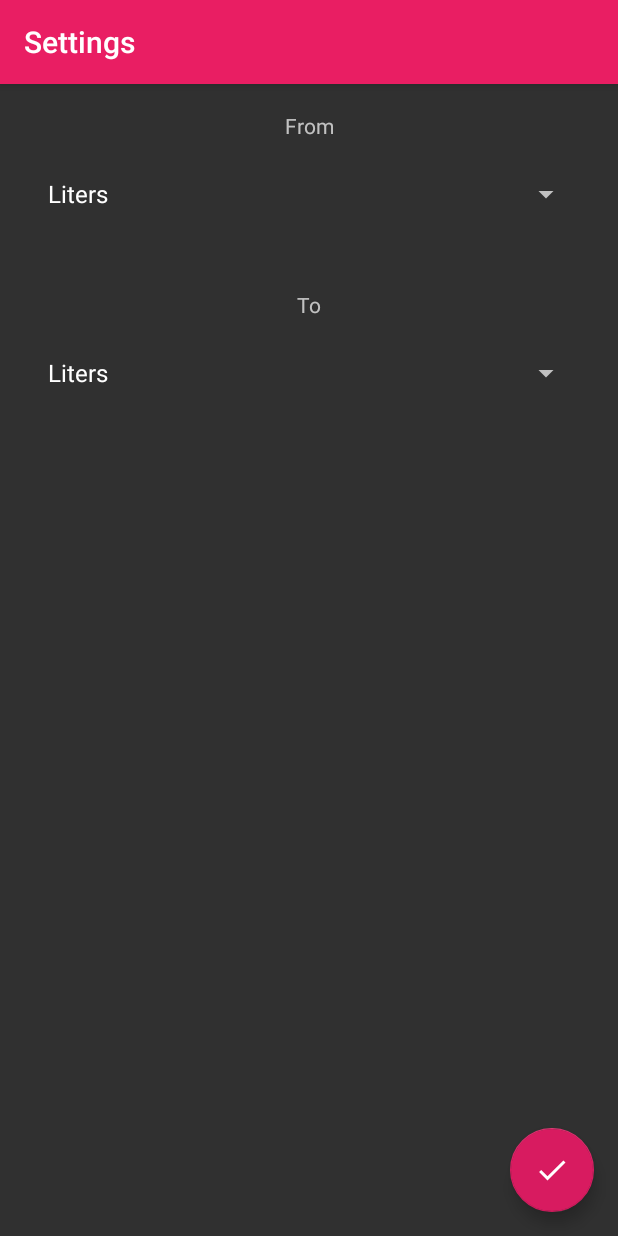
After one commit to Ockerse/CIS357-Homework-5, an Android app: the SettingsActivity screen opened directly, with no data from a screen before it, on a phone screen of 412 x 824 dp. The commit adds this screen. Run offline under Robolectric (Android 15) with nearby library versions, the phone set to English and light mode, and no system bars.

Commit message:
Settings Screen and other changes

```diff
--- a/app/build.gradle
+++ b/app/build.gradle
@@ -10,6 +10,9 @@ android {
         versionCode 1
         versionName "1.0"
         testInstrumentationRunner "androidx.test.runner.AndroidJUnitRunner"
+        vectorDrawables {
+            useSupportLibrary true
+        }
     }
     buildTypes {
         release {
@@ -29,6 +32,7 @@ dependencies {
     implementation 'androidx.legacy:legacy-support-v4:1.0.0'
     implementation 'androidx.appcompat:appcompat:1.1.0'
     implementation 'androidx.constraintlayout:constraintlayout:1.1.3'
+    implementation 'com.google.android.material:material:1.0.0'
     testImplementation 'junit:junit:4.12'
     androidTestImplementation 'androidx.test.ext:junit:1.1.0'
     androidTestImplementation 'androidx.test.espresso:espresso-core:3.2.0'
--- a/app/src/main/AndroidManifest.xml
+++ b/app/src/main/AndroidManifest.xml
@@ -9,6 +9,10 @@
         android:roundIcon="@mipmap/ic_launcher_round"
         android:supportsRtl="true"
         android:theme="@style/AppTheme">
+        <activity
+            android:name=".SettingsActivity"
+            android:label="@string/title_activity_settings"
+            android:theme="@style/AppTheme.NoActionBar"></activity>
         <activity android:name=".MainActivity">
             <intent-filter>
                 <action android:name="android.intent.action.MAIN" />
--- /dev/null
+++ b/app/src/main/java/com/example/conversioncalculator/SettingsActivity.java
@@ -0,0 +1,97 @@
+package com.example.conversioncalculator;
+
+import android.content.Intent;
+import android.os.Bundle;
+
+import com.google.android.material.floatingactionbutton.FloatingActionButton;
+import com.google.android.material.snackbar.Snackbar;
+
+import androidx.appcompat.app.AppCompatActivity;
+import androidx.appcompat.widget.Toolbar;
+
+import android.view.View;
+import android.widget.AdapterView;
+import android.widget.ArrayAdapter;
+import android.widget.Spinner;
+import android.widget.TextView;
+
+import static com.example.conversioncalculator.MainActivity.mode;
+
+public class SettingsActivity extends AppCompatActivity {
+    public static final int VICE_SELECTION = 1;
+    public String toSelection = "";
+    public String fromSelection = "";
+
+    @Override
+    protected void onCreate(Bundle savedInstanceState) {
+        super.onCreate(savedInstanceState);
+        setContentView(R.layout.activity_settings);
+        Toolbar toolbar = findViewById(R.id.toolbar);
+        setSupportActionBar(toolbar);
+
+        FloatingActionButton fab = findViewById(R.id.fab);
+        fab.setOnClickListener(new View.OnClickListener() {
+            @Override
+            public void onClick(View view) {
+                Intent intent = new Intent();
+                intent.putExtra("to", toSelection);
+                intent.putExtra("from", fromSelection);
+                setResult(MainActivity.VICE_SELECTION, intent);
+
+                finish();
+            }
+        });
+
+        Spinner fromSpinner = (Spinner) findViewById(R.id.settings_from);
+        Spinner toSpinner = (Spinner) findViewById(R.id.settings_to);
+        ArrayAdapter<CharSequence> adapter;
+
+        if(mode == 0) {
+            adapter = ArrayAdapter.createFromResource(this, R.array.length_units, android.R.layout.simple_spinner_item);
+        }
+        else {
+            adapter = ArrayAdapter.createFromResource(this, R.array.volume_units, android.R.layout.simple_spinner_item);
+        }
+
+        adapter.setDropDownViewResource(android.R.layout.simple_dropdown_item_1line);
+
+        toSpinner.setAdapter(adapter);
+        fromSpinner.setAdapter(adapter);
+
+        fromSpinner.setOnItemSelectedListener(new AdapterView.OnItemSelectedListener() {
+            @Override
+            public void onItemSelected(AdapterView<?> parent, View view, int position, long id) {
+               fromSelection = (String) parent.getItemAtPosition(position);
+            }
+
+            @Override
+            public void onNothingSelected(AdapterView<?> parent) {
+
+            }
+        });
+
+        toSpinner.setOnItemSelectedListener(new AdapterView.OnItemSelectedListener() {
+            @Override
+            public void onItemSelected(AdapterView<?> parent, View view, int position, long id) {
+                toSelection = (String) parent.getItemAtPosition(position);
+            }
+
+            @Override
+            public void onNothingSelected(AdapterView<?> parent) {
+
+            }
+        });
+
+
+    }
+
+    @Override
+    protected void onActivityResult(int requestCode, int resultCode, Intent data) {
+        super.onActivityResult(requestCode, resultCode, data);
+        if (requestCode == VICE_SELECTION) {
+            toSelection = (data.getStringExtra("to"));
+            fromSelection = (data.getStringExtra("from"));
+        }
+    }
+
+}
--- /dev/null
+++ b/app/src/main/res/drawable/ic_done_black_24dp.xml
@@ -0,0 +1,5 @@
+<vector android:height="24dp" android:tint="#FFFFFF"
+    android:viewportHeight="24.0" android:viewportWidth="24.0"
+    android:width="24dp" xmlns:android="http://schemas.android.com/apk/res/android">
+    <path android:fillColor="#FF000000" android:pathData="M9,16.2L4.8,12l-1.4,1.4L9,19 21,7l-1.4,-1.4L9,16.2z"/>
+</vector>
--- /dev/null
+++ b/app/src/main/res/layout/activity_settings.xml
@@ -0,0 +1,35 @@
+<?xml version="1.0" encoding="utf-8"?>
+<androidx.coordinatorlayout.widget.CoordinatorLayout xmlns:android="http://schemas.android.com/apk/res/android"
+    xmlns:app="http://schemas.android.com/apk/res-auto"
+    xmlns:tools="http://schemas.android.com/tools"
+    android:layout_width="match_parent"
+    android:layout_height="match_parent"
+    tools:context=".SettingsActivity">
+
+    <com.google.android.material.appbar.AppBarLayout
+        android:layout_width="match_parent"
+        android:layout_height="wrap_content"
+        android:background="#E91E63"
+        android:theme="@style/AppTheme.AppBarOverlay">
+
+        <androidx.appcompat.widget.Toolbar
+            android:id="@+id/toolbar"
+            android:layout_width="match_parent"
+            android:layout_height="?attr/actionBarSize"
+            android:background="#E91E63"
+            app:popupTheme="@style/AppTheme.PopupOverlay"
+            app:title="@string/settings_name" />
+
+    </com.google.android.material.appbar.AppBarLayout>
+
+    <include layout="@layout/content_settings" />
+
+    <com.google.android.material.floatingactionbutton.FloatingActionButton
+        android:id="@+id/fab"
+        android:layout_width="wrap_content"
+        android:layout_height="wrap_content"
+        android:layout_gravity="bottom|end"
+        android:layout_margin="@dimen/fab_margin"
+        app:srcCompat="@drawable/ic_done_black_24dp" />
+
+</androidx.coordinatorlayout.widget.CoordinatorLayout>
--- /dev/null
+++ b/app/src/main/res/layout/content_settings.xml
@@ -0,0 +1,57 @@
+<?xml version="1.0" encoding="utf-8"?>
+<androidx.constraintlayout.widget.ConstraintLayout xmlns:android="http://schemas.android.com/apk/res/android"
+    xmlns:app="http://schemas.android.com/apk/res-auto"
+    xmlns:tools="http://schemas.android.com/tools"
+    android:layout_width="match_parent"
+    android:layout_height="match_parent"
+    app:layout_behavior="@string/appbar_scrolling_view_behavior"
+    tools:context=".SettingsActivity"
+    tools:showIn="@layout/activity_settings">
+
+    <TextView
+        android:id="@+id/textView"
+        android:layout_width="wrap_content"
+        android:layout_height="wrap_content"
+        android:layout_marginTop="18dp"
+        android:layout_marginBottom="24dp"
+        android:text="@string/from_label"
+        app:layout_constraintBottom_toTopOf="@+id/settings_from"
+        app:layout_constraintEnd_toEndOf="parent"
+        app:layout_constraintStart_toStartOf="parent"
+        app:layout_constraintTop_toTopOf="parent" />
+
+    <Spinner
+        android:id="@+id/settings_from"
+        android:layout_width="0dp"
+        android:layout_height="wrap_content"
+        android:layout_marginStart="24dp"
+        android:layout_marginEnd="24dp"
+        android:layout_marginBottom="36dp"
+        app:layout_constraintBottom_toTopOf="@+id/textView2"
+        app:layout_constraintEnd_toEndOf="parent"
+        app:layout_constraintStart_toStartOf="parent"
+        app:layout_constraintTop_toBottomOf="@+id/textView" />
+
+    <TextView
+        android:id="@+id/textView2"
+        android:layout_width="wrap_content"
+        android:layout_height="wrap_content"
+        android:layout_marginTop="16dp"
+        android:layout_marginBottom="24dp"
+        android:text="@string/to_label"
+        app:layout_constraintBottom_toTopOf="@+id/settings_to"
+        app:layout_constraintEnd_toEndOf="parent"
+        app:layout_constraintStart_toStartOf="parent"
+        app:layout_constraintTop_toBottomOf="@+id/settings_from" />
+
+    <Spinner
+        android:id="@+id/settings_to"
+        android:layout_width="0dp"
+        android:layout_height="wrap_content"
+        android:layout_marginStart="24dp"
+        android:layout_marginTop="24dp"
+        android:layout_marginEnd="24dp"
+        app:layout_constraintEnd_toEndOf="parent"
+        app:layout_constraintStart_toStartOf="parent"
+        app:layout_constraintTop_toBottomOf="@+id/textView2" />
+</androidx.constraintlayout.widget.ConstraintLayout>
--- /dev/null
+++ b/app/src/main/res/values/dimens.xml
@@ -0,0 +1,3 @@
+<resources>
+    <dimen name="fab_margin">16dp</dimen>
+</resources>
--- a/app/src/main/res/values/strings.xml
+++ b/app/src/main/res/values/strings.xml
@@ -9,4 +9,14 @@
     <string name="mode_button">Mode</string>
     <string name="title_activity_settings">Settings</string>
     <string name="settings_name">Settings</string>
+    <string-array name="length_units">
+        <item>Yards</item>
+        <item>Meters</item>
+        <item>Miles</item>
+    </string-array>
+    <string-array name="volume_units">
+        <item>Liters</item>
+        <item>Gallons</item>
+        <item>Quarts</item>
+    </string-array>
 </resources>
--- a/app/src/main/res/values/styles.xml
+++ b/app/src/main/res/values/styles.xml
@@ -8,4 +8,13 @@
         <item name="colorAccent">@color/colorAccent</item>
     </style>
 
+    <style name="AppTheme.NoActionBar">
+        <item name="windowActionBar">false</item>
+        <item name="windowNoTitle">true</item>
+    </style>
+
+    <style name="AppTheme.AppBarOverlay" parent="ThemeOverlay.AppCompat.Dark.ActionBar" />
+
+    <style name="AppTheme.PopupOverlay" parent="ThemeOverlay.AppCompat.Light" />
+
 </resources>
```
Also changed, not shown: app/src/main/java/com/example/conversioncalculator/MainActivity.java (+48 -28 lines), app/src/main/res/menu/main_menu.xml (added, +7 -0 lines).
